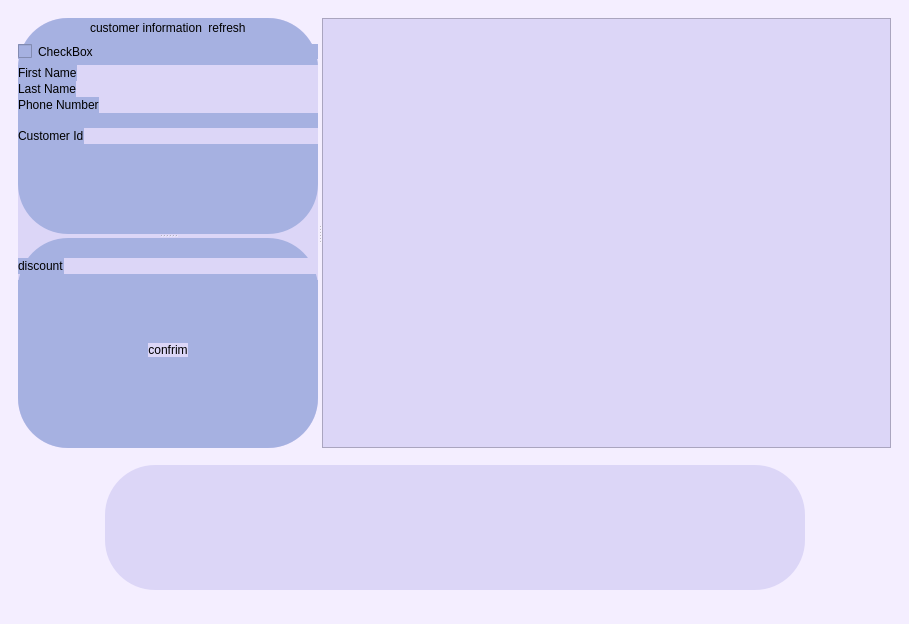
Before: the Qt Designer form mainwindow.ui in rezaqomy/storeBatMan, drawn with Qt 5.
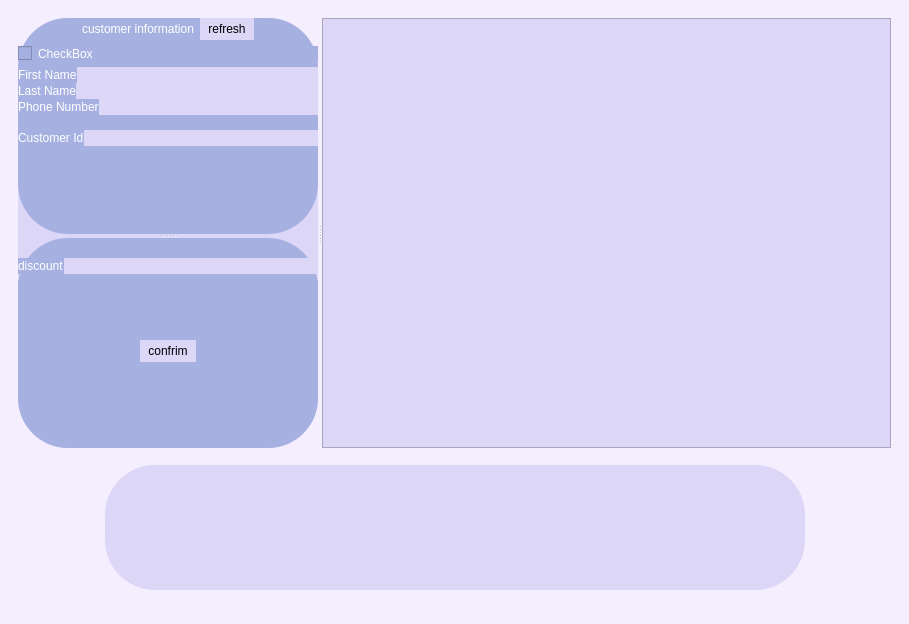
After: the same form once the commit is applied. Icons and pictures are not drawn.

The edit to the form file:
```diff
--- a/mainwindow.ui
+++ b/mainwindow.ui
@@ -300,11 +300,19 @@
 	background-color: rgb(220, 214, 247);
 	border-radius:50px;
 }
-</string>
+QLineEdit{
+	border-radius:15px;
+}
+QLabel{
+	color:white;
+}</string>
            </property>
            <layout class="QVBoxLayout" name="verticalLayout_5">
             <item>
              <widget class="QSplitter" name="splitter_2">
+              <property name="styleSheet">
+               <string notr="true"/>
+              </property>
               <property name="orientation">
                <enum>Qt::Vertical</enum>
               </property>
@@ -352,6 +360,12 @@
                   </item>
                   <item>
                    <widget class="QPushButton" name="pushButton_4">
+                    <property name="styleSheet">
+                     <string notr="true">background-color: rgb(220, 214, 247);
+color:black;
+padding: 4px 8px;
+border-radius:16px;</string>
+                    </property>
                     <property name="text">
                      <string>refresh</string>
                     </property>
@@ -374,6 +388,9 @@
                 </item>
                 <item>
                  <widget class="QCheckBox" name="checkBox">
+                  <property name="styleSheet">
+                   <string notr="true">color:white;</string>
+                  </property>
                   <property name="text">
                    <string>CheckBox</string>
                   </property>
@@ -664,7 +681,10 @@
                   <item>
                    <widget class="QPushButton" name="pushButton">
                     <property name="styleSheet">
-                     <string notr="true">background-color: rgb(220, 214, 247);</string>
+                     <string notr="true">background-color: rgb(220, 214, 247);
+color:black;
+padding: 4px 8px;
+border-radius:16px;</string>
                     </property>
                     <property name="text">
                      <string>confrim</string>
```
Left out of the diff: 4 changed lines with no effect on the pictures.
